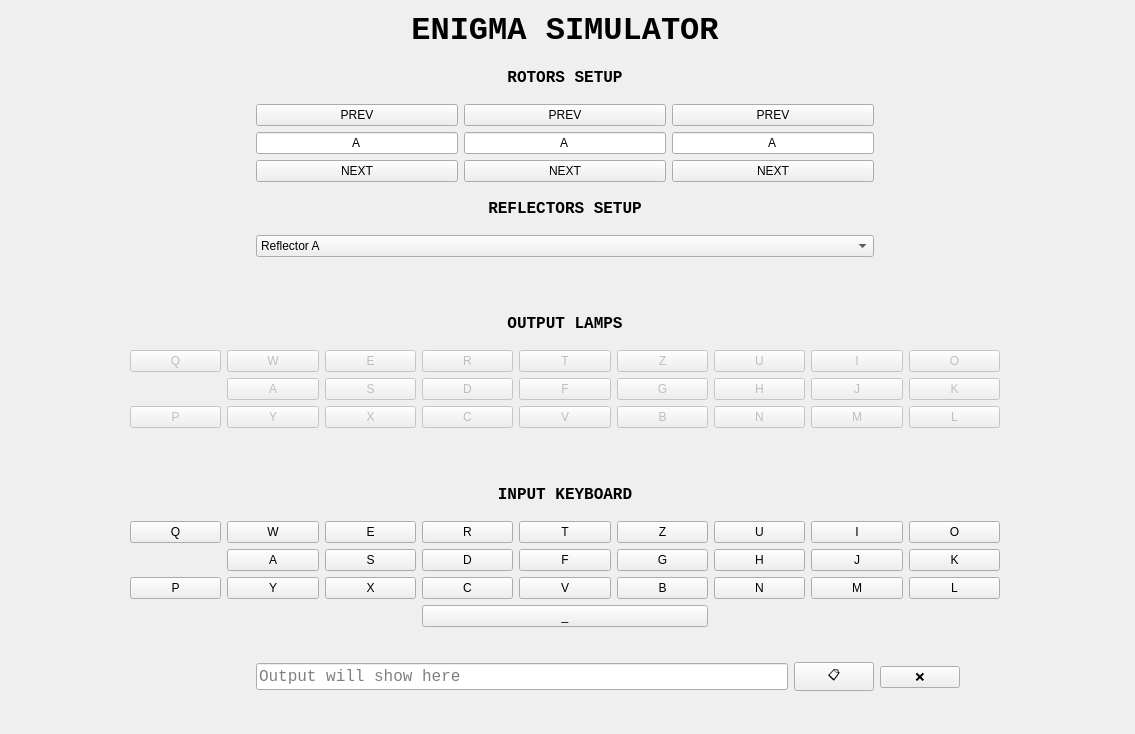
This is mainwindow.ui in Byenio/enigma-cpp as Qt 5 draws it before an edit. The edited form follows.
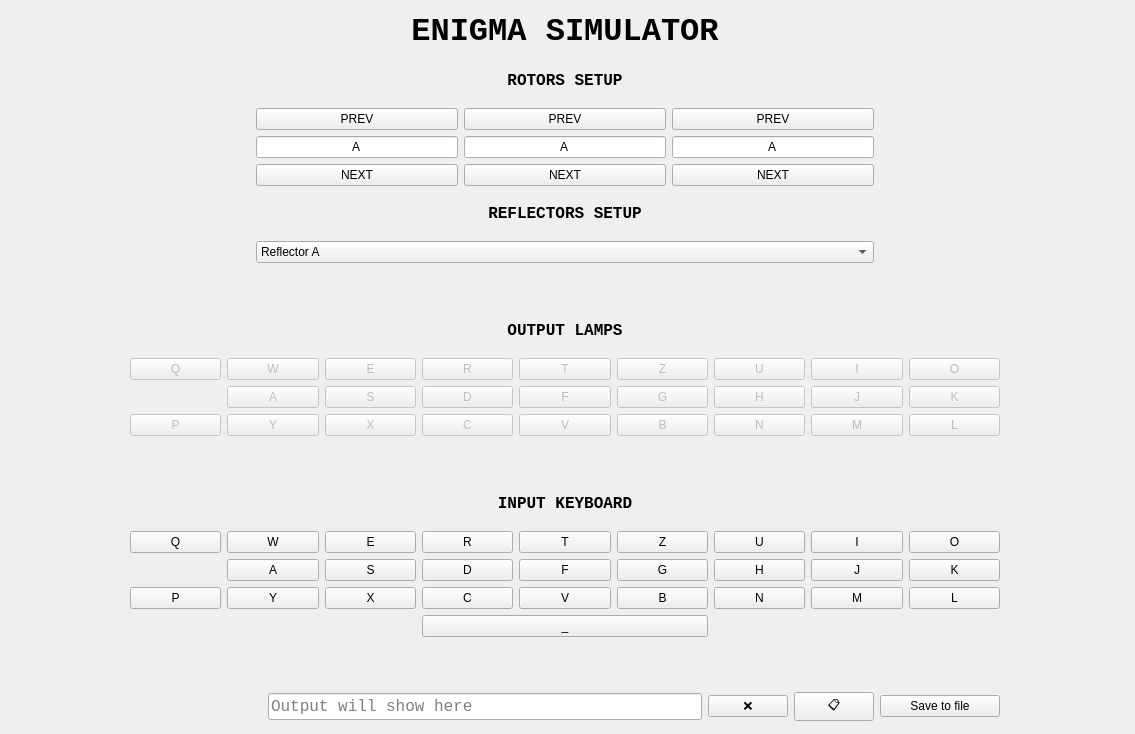
This is the edited form.

Commit message: feat: add save to file button

```diff
--- a/mainwindow.ui
+++ b/mainwindow.ui
@@ -30,6 +30,439 @@
      </rect>
     </property>
     <layout class="QGridLayout" name="gridLayout">
+     <item row="2" column="0">
+      <spacer name="horizontalSpacer_5">
+       <property name="orientation">
+        <enum>Qt::Horizontal</enum>
+       </property>
+       <property name="sizeType">
+        <enum>QSizePolicy::Fixed</enum>
+       </property>
+       <property name="sizeHint" stdset="0">
+        <size>
+         <width>120</width>
+         <height>20</height>
+        </size>
+       </property>
+      </spacer>
+     </item>
+     <item row="9" column="2" colspan="5">
+      <spacer name="verticalSpacer_3">
+       <property name="orientation">
+        <enum>Qt::Vertical</enum>
+       </property>
+       <property name="sizeType">
+        <enum>QSizePolicy::Preferred</enum>
+       </property>
+       <property name="sizeHint" stdset="0">
+        <size>
+         <width>20</width>
+         <height>40</height>
+        </size>
+       </property>
+      </spacer>
+     </item>
+     <item row="2" column="7">
+      <spacer name="horizontalSpacer_2">
+       <property name="orientation">
+        <enum>Qt::Horizontal</enum>
+       </property>
+       <property name="sizeType">
+        <enum>QSizePolicy::Fixed</enum>
+       </property>
+       <property name="sizeHint" stdset="0">
+        <size>
+         <width>120</width>
+         <height>20</height>
+        </size>
+       </property>
+      </spacer>
+     </item>
+     <item row="5" column="2" colspan="5">
+      <widget class="QComboBox" name="reflector_choice">
+       <property name="currentIndex">
+        <number>0</number>
+       </property>
+       <property name="placeholderText">
+        <string>Choose a reflector</string>
+       </property>
+       <item>
+        <property name="text">
+         <string>Reflector A</string>
+        </property>
+       </item>
+       <item>
+        <property name="text">
+         <string>Reflector B</string>
+        </property>
+       </item>
+       <item>
+        <property name="text">
+         <string>Reflector C</string>
+        </property>
+       </item>
+      </widget>
+     </item>
+     <item row="11" column="1" colspan="7">
+      <layout class="QGridLayout" name="KEYBOARD">
+       <item row="1" column="2">
+        <widget class="QPushButton" name="iS">
+         <property name="text">
+          <string>S</string>
+         </property>
+        </widget>
+       </item>
+       <item row="0" column="8">
+        <widget class="QPushButton" name="iO">
+         <property name="text">
+          <string>O</string>
+         </property>
+        </widget>
+       </item>
+       <item row="0" column="6">
+        <widget class="QPushButton" name="iU">
+         <property name="text">
+          <string>U</string>
+         </property>
+        </widget>
+       </item>
+       <item row="2" column="1">
+        <widget class="QPushButton" name="iY">
+         <property name="text">
+          <string>Y</string>
+         </property>
+        </widget>
+       </item>
+       <item row="1" column="4">
+        <widget class="QPushButton" name="iF">
+         <property name="text">
+          <string>F</string>
+         </property>
+        </widget>
+       </item>
+       <item row="2" column="2">
+        <widget class="QPushButton" name="iX">
+         <property name="text">
+          <string>X</string>
+         </property>
+        </widget>
+       </item>
+       <item row="2" column="5">
+        <widget class="QPushButton" name="iB">
+         <property name="text">
+          <string>B</string>
+         </property>
+        </widget>
+       </item>
+       <item row="1" column="7">
+        <widget class="QPushButton" name="iJ">
+         <property name="text">
+          <string>J</string>
+         </property>
+        </widget>
+       </item>
+       <item row="0" column="2">
+        <widget class="QPushButton" name="iE">
+         <property name="text">
+          <string>E</string>
+         </property>
+        </widget>
+       </item>
+       <item row="2" column="7">
+        <widget class="QPushButton" name="iM">
+         <property name="text">
+          <string>M</string>
+         </property>
+        </widget>
+       </item>
+       <item row="2" column="0">
+        <widget class="QPushButton" name="iP">
+         <property name="text">
+          <string>P</string>
+         </property>
+        </widget>
+       </item>
+       <item row="0" column="5">
+        <widget class="QPushButton" name="iZ">
+         <property name="text">
+          <string>Z</string>
+         </property>
+        </widget>
+       </item>
+       <item row="1" column="6">
+        <widget class="QPushButton" name="iH">
+         <property name="text">
+          <string>H</string>
+         </property>
+        </widget>
+       </item>
+       <item row="3" column="3" colspan="3">
+        <widget class="QPushButton" name="iSpace">
+         <property name="text">
+          <string>_</string>
+         </property>
+        </widget>
+       </item>
+       <item row="0" column="0">
+        <widget class="QPushButton" name="iQ">
+         <property name="text">
+          <string>Q</string>
+         </property>
+        </widget>
+       </item>
+       <item row="2" column="6">
+        <widget class="QPushButton" name="iN">
+         <property name="text">
+          <string>N</string>
+         </property>
+        </widget>
+       </item>
+       <item row="1" column="1">
+        <widget class="QPushButton" name="iA">
+         <property name="text">
+          <string>A</string>
+         </property>
+        </widget>
+       </item>
+       <item row="0" column="7">
+        <widget class="QPushButton" name="iI">
+         <property name="text">
+          <string>I</string>
+         </property>
+        </widget>
+       </item>
+       <item row="2" column="8">
+        <widget class="QPushButton" name="iL">
+         <property name="text">
+          <string>L</string>
+         </property>
+        </widget>
+       </item>
+       <item row="1" column="5">
+        <widget class="QPushButton" name="iG">
+         <property name="text">
+          <string>G</string>
+         </property>
+        </widget>
+       </item>
+       <item row="2" column="3">
+        <widget class="QPushButton" name="iC">
+         <property name="text">
+          <string>C</string>
+         </property>
+        </widget>
+       </item>
+       <item row="2" column="4">
+        <widget class="QPushButton" name="iV">
+         <property name="text">
+          <string>V</string>
+         </property>
+        </widget>
+       </item>
+       <item row="0" column="4">
+        <widget class="QPushButton" name="iT">
+         <property name="text">
+          <string>T</string>
+         </property>
+        </widget>
+       </item>
+       <item row="1" column="8">
+        <widget class="QPushButton" name="iK">
+         <property name="text">
+          <string>K</string>
+         </property>
+        </widget>
+       </item>
+       <item row="1" column="3">
+        <widget class="QPushButton" name="iD">
+         <property name="text">
+          <string>D</string>
+         </property>
+        </widget>
+       </item>
+       <item row="0" column="1">
+        <widget class="QPushButton" name="iW">
+         <property name="text">
+          <string>W</string>
+         </property>
+        </widget>
+       </item>
+       <item row="0" column="3">
+        <widget class="QPushButton" name="iR">
+         <property name="text">
+          <string>R</string>
+         </property>
+        </widget>
+       </item>
+      </layout>
+     </item>
+     <item row="2" column="8">
+      <spacer name="horizontalSpacer_4">
+       <property name="orientation">
+        <enum>Qt::Horizontal</enum>
+       </property>
+       <property name="sizeType">
+        <enum>QSizePolicy::Fixed</enum>
+       </property>
+       <property name="sizeHint" stdset="0">
+        <size>
+         <width>120</width>
+         <height>20</height>
+        </size>
+       </property>
+      </spacer>
+     </item>
+     <item row="6" column="2" colspan="5">
+      <spacer name="verticalSpacer_4">
+       <property name="orientation">
+        <enum>Qt::Vertical</enum>
+       </property>
+       <property name="sizeType">
+        <enum>QSizePolicy::Preferred</enum>
+       </property>
+       <property name="sizeHint" stdset="0">
+        <size>
+         <width>20</width>
+         <height>40</height>
+        </size>
+       </property>
+      </spacer>
+     </item>
+     <item row="13" column="1" rowspan="2">
+      <spacer name="verticalSpacer_2">
+       <property name="orientation">
+        <enum>Qt::Vertical</enum>
+       </property>
+       <property name="sizeType">
+        <enum>QSizePolicy::Preferred</enum>
+       </property>
+       <property name="sizeHint" stdset="0">
+        <size>
+         <width>20</width>
+         <height>60</height>
+        </size>
+       </property>
+      </spacer>
+     </item>
+     <item row="1" column="2" colspan="5">
+      <widget class="QLabel" name="label_2">
+       <property name="font">
+        <font>
+         <family>Consolas</family>
+         <pointsize>12</pointsize>
+         <bold>true</bold>
+        </font>
+       </property>
+       <property name="text">
+        <string>ROTORS SETUP</string>
+       </property>
+       <property name="alignment">
+        <set>Qt::AlignCenter</set>
+       </property>
+      </widget>
+     </item>
+     <item row="2" column="2" colspan="5">
+      <layout class="QGridLayout" name="ROTORS">
+       <item row="3" column="3">
+        <widget class="QPushButton" name="nextB">
+         <property name="text">
+          <string>NEXT</string>
+         </property>
+        </widget>
+       </item>
+       <item row="3" column="2">
+        <widget class="QPushButton" name="nextC">
+         <property name="text">
+          <string>NEXT</string>
+         </property>
+        </widget>
+       </item>
+       <item row="1" column="3">
+        <widget class="QPushButton" name="prevB">
+         <property name="text">
+          <string>PREV</string>
+         </property>
+        </widget>
+       </item>
+       <item row="2" column="2">
+        <widget class="QLineEdit" name="rotorC">
+         <property name="text">
+          <string>A</string>
+         </property>
+         <property name="alignment">
+          <set>Qt::AlignCenter</set>
+         </property>
+         <property name="readOnly">
+          <bool>true</bool>
+         </property>
+        </widget>
+       </item>
+       <item row="2" column="4">
+        <widget class="QLineEdit" name="rotorA">
+         <property name="text">
+          <string>A</string>
+         </property>
+         <property name="alignment">
+          <set>Qt::AlignCenter</set>
+         </property>
+         <property name="readOnly">
+          <bool>true</bool>
+         </property>
+        </widget>
+       </item>
+       <item row="1" column="2">
+        <widget class="QPushButton" name="prevC">
+         <property name="text">
+          <string>PREV</string>
+         </property>
+        </widget>
+       </item>
+       <item row="3" column="4">
+        <widget class="QPushButton" name="nextA">
+         <property name="text">
+          <string>NEXT</string>
+         </property>
+        </widget>
+       </item>
+       <item row="1" column="4">
+        <widget class="QPushButton" name="prevA">
+         <property name="text">
+          <string>PREV</string>
+         </property>
+        </widget>
+       </item>
+       <item row="2" column="3">
+        <widget class="QLineEdit" name="rotorB">
+         <property name="text">
+          <string>A</string>
+         </property>
+         <property name="alignment">
+          <set>Qt::AlignCenter</set>
+         </property>
+         <property name="readOnly">
+          <bool>true</bool>
+         </property>
+        </widget>
+       </item>
+      </layout>
+     </item>
+     <item row="4" column="2" colspan="5">
+      <widget class="QLabel" name="label_5">
+       <property name="font">
+        <font>
+         <family>Consolas</family>
+         <pointsize>12</pointsize>
+         <bold>true</bold>
+        </font>
+       </property>
+       <property name="text">
+        <string>REFLECTORS SETUP</string>
+       </property>
+       <property name="alignment">
+        <set>Qt::AlignCenter</set>
+       </property>
+      </widget>
+     </item>
      <item row="2" column="1">
       <spacer name="horizontalSpacer_3">
        <property name="orientation">
@@ -46,7 +479,54 @@
        </property>
       </spacer>
      </item>
-     <item row="8" column="1" colspan="4">
+     <item row="10" column="2" colspan="5">
+      <widget class="QLabel" name="label_4">
+       <property name="font">
+        <font>
+         <family>Consolas</family>
+         <pointsize>12</pointsize>
+         <bold>true</bold>
+        </font>
+       </property>
+       <property name="text">
+        <string>INPUT KEYBOARD</string>
+       </property>
+       <property name="alignment">
+        <set>Qt::AlignCenter</set>
+       </property>
+      </widget>
+     </item>
+     <item row="14" column="5">
+      <widget class="QPushButton" name="reset">
+       <property name="sizePolicy">
+        <sizepolicy hsizetype="Fixed" vsizetype="Fixed">
+         <horstretch>0</horstretch>
+         <verstretch>0</verstretch>
+        </sizepolicy>
+       </property>
+       <property name="text">
+        <string>❌</string>
+       </property>
+      </widget>
+     </item>
+     <item row="7" column="2" colspan="5">
+      <widget class="QLabel" name="label_3">
+       <property name="font">
+        <font>
+         <family>Consolas</family>
+         <pointsize>12</pointsize>
+         <bold>true</bold>
+        </font>
+       </property>
+       <property name="text">
+        <string>OUTPUT LAMPS</string>
+       </property>
+       <property name="alignment">
+        <set>Qt::AlignCenter</set>
+       </property>
+      </widget>
+     </item>
+     <item row="8" column="1" colspan="7">
       <layout class="QGridLayout" name="LEDPanel">
        <item row="2" column="0">
         <widget class="QPushButton" name="P">
@@ -388,129 +868,7 @@
        </item>
       </layout>
      </item>
-     <item row="12" column="1" rowspan="2">
-      <spacer name="verticalSpacer_2">
-       <property name="orientation">
-        <enum>Qt::Vertical</enum>
-       </property>
-       <property name="sizeType">
-        <enum>QSizePolicy::Preferred</enum>
-       </property>
-       <property name="sizeHint" stdset="0">
-        <size>
-         <width>20</width>
-         <height>60</height>
-        </size>
-       </property>
-      </spacer>
-     </item>
-     <item row="10" column="2" colspan="2">
-      <widget class="QLabel" name="label_4">
-       <property name="font">
-        <font>
-         <family>Consolas</family>
-         <pointsize>12</pointsize>
-         <bold>true</bold>
-        </font>
-       </property>
-       <property name="text">
-        <string>INPUT KEYBOARD</string>
-       </property>
-       <property name="alignment">
-        <set>Qt::AlignCenter</set>
-       </property>
-      </widget>
-     </item>
-     <item row="5" column="2" colspan="2">
-      <widget class="QComboBox" name="reflector_choice">
-       <property name="currentIndex">
-        <number>0</number>
-       </property>
-       <property name="placeholderText">
-        <string>Choose a reflector</string>
-       </property>
-       <item>
-        <property name="text">
-         <string>Reflector A</string>
-        </property>
-       </item>
-       <item>
-        <property name="text">
-         <string>Reflector B</string>
-        </property>
-       </item>
-       <item>
-        <property name="text">
-         <string>Reflector C</string>
-        </property>
-       </item>
-      </widget>
-     </item>
-     <item row="2" column="5">
-      <spacer name="horizontalSpacer_4">
-       <property name="orientation">
-        <enum>Qt::Horizontal</enum>
-       </property>
-       <property name="sizeType">
-        <enum>QSizePolicy::Fixed</enum>
-       </property>
-       <property name="sizeHint" stdset="0">
-        <size>
-         <width>120</width>
-         <height>20</height>
-        </size>
-       </property>
-      </spacer>
-     </item>
-     <item row="6" column="2" colspan="2">
-      <spacer name="verticalSpacer_4">
-       <property name="orientation">
-        <enum>Qt::Vertical</enum>
-       </property>
-       <property name="sizeType">
-        <enum>QSizePolicy::Preferred</enum>
-       </property>
-       <property name="sizeHint" stdset="0">
-        <size>
-         <width>20</width>
-         <height>40</height>
-        </size>
-       </property>
-      </spacer>
-     </item>
-     <item row="9" column="2" colspan="2">
-      <spacer name="verticalSpacer_3">
-       <property name="orientation">
-        <enum>Qt::Vertical</enum>
-       </property>
-       <property name="sizeType">
-        <enum>QSizePolicy::Preferred</enum>
-       </property>
-       <property name="sizeHint" stdset="0">
-        <size>
-         <width>20</width>
-         <height>40</height>
-        </size>
-       </property>
-      </spacer>
-     </item>
-     <item row="12" column="3" rowspan="2">
-      <widget class="QPushButton" name="copyClipboard">
-       <property name="sizePolicy">
-        <sizepolicy hsizetype="Fixed" vsizetype="Fixed">
-         <horstretch>0</horstretch>
-         <verstretch>0</verstretch>
-        </sizepolicy>
-       </property>
-       <property name="cursor">
-        <cursorShape>PointingHandCursor</cursorShape>
-       </property>
-       <property name="text">
-        <string>📋</string>
-       </property>
-      </widget>
-     </item>
-     <item row="0" column="2" colspan="2">
+     <item row="0" column="2" colspan="5">
       <widget class="QLabel" name="label">
        <property name="font">
         <font>
@@ -536,7 +894,7 @@
        </property>
       </widget>
      </item>
-     <item row="12" column="2" rowspan="2">
+     <item row="14" column="4">
       <widget class="QLineEdit" name="output">
        <property name="baseSize">
         <size>
@@ -558,369 +916,8 @@
        </property>
       </widget>
      </item>
-     <item row="2" column="2" colspan="2">
-      <layout class="QGridLayout" name="ROTORS">
-       <item row="3" column="3">
-        <widget class="QPushButton" name="nextB">
-         <property name="text">
-          <string>NEXT</string>
-         </property>
-        </widget>
-       </item>
-       <item row="3" column="2">
-        <widget class="QPushButton" name="nextC">
-         <property name="text">
-          <string>NEXT</string>
-         </property>
-        </widget>
-       </item>
-       <item row="1" column="3">
-        <widget class="QPushButton" name="prevB">
-         <property name="text">
-          <string>PREV</string>
-         </property>
-        </widget>
-       </item>
-       <item row="2" column="2">
-        <widget class="QLineEdit" name="rotorC">
-         <property name="text">
-          <string>A</string>
-         </property>
-         <property name="alignment">
-          <set>Qt::AlignCenter</set>
-         </property>
-         <property name="readOnly">
-          <bool>true</bool>
-         </property>
-        </widget>
-       </item>
-       <item row="2" column="4">
-        <widget class="QLineEdit" name="rotorA">
-         <property name="text">
-          <string>A</string>
-         </property>
-         <property name="alignment">
-          <set>Qt::AlignCenter</set>
-         </property>
-         <property name="readOnly">
-          <bool>true</bool>
-         </property>
-        </widget>
-       </item>
-       <item row="1" column="2">
-        <widget class="QPushButton" name="prevC">
-         <property name="text">
-          <string>PREV</string>
-         </property>
-        </widget>
-       </item>
-       <item row="3" column="4">
-        <widget class="QPushButton" name="nextA">
-         <property name="text">
-          <string>NEXT</string>
-         </property>
-        </widget>
-       </item>
-       <item row="1" column="4">
-        <widget class="QPushButton" name="prevA">
-         <property name="text">
-          <string>PREV</string>
-         </property>
-        </widget>
-       </item>
-       <item row="2" column="3">
-        <widget class="QLineEdit" name="rotorB">
-         <property name="text">
-          <string>A</string>
-         </property>
-         <property name="alignment">
-          <set>Qt::AlignCenter</set>
-         </property>
-         <property name="readOnly">
-          <bool>true</bool>
-         </property>
-        </widget>
-       </item>
-      </layout>
-     </item>
-     <item row="4" column="2" colspan="2">
-      <widget class="QLabel" name="label_5">
-       <property name="font">
-        <font>
-         <family>Consolas</family>
-         <pointsize>12</pointsize>
-         <bold>true</bold>
-        </font>
-       </property>
-       <property name="text">
-        <string>REFLECTORS SETUP</string>
-       </property>
-       <property name="alignment">
-        <set>Qt::AlignCenter</set>
-       </property>
-      </widget>
-     </item>
-     <item row="11" column="1" colspan="4">
-      <layout class="QGridLayout" name="KEYBOARD">
-       <item row="1" column="2">
-        <widget class="QPushButton" name="iS">
-         <property name="text">
-          <string>S</string>
-         </property>
-        </widget>
-       </item>
-       <item row="0" column="8">
-        <widget class="QPushButton" name="iO">
-         <property name="text">
-          <string>O</string>
-         </property>
-        </widget>
-       </item>
-       <item row="0" column="6">
-        <widget class="QPushButton" name="iU">
-         <property name="text">
-          <string>U</string>
-         </property>
-        </widget>
-       </item>
-       <item row="2" column="1">
-        <widget class="QPushButton" name="iY">
-         <property name="text">
-          <string>Y</string>
-         </property>
-        </widget>
-       </item>
-       <item row="1" column="4">
-        <widget class="QPushButton" name="iF">
-         <property name="text">
-          <string>F</string>
-         </property>
-        </widget>
-       </item>
-       <item row="2" column="2">
-        <widget class="QPushButton" name="iX">
-         <property name="text">
-          <string>X</string>
-         </property>
-        </widget>
-       </item>
-       <item row="2" column="5">
-        <widget class="QPushButton" name="iB">
-         <property name="text">
-          <string>B</string>
-         </property>
-        </widget>
-       </item>
-       <item row="1" column="7">
-        <widget class="QPushButton" name="iJ">
-         <property name="text">
-          <string>J</string>
-         </property>
-        </widget>
-       </item>
-       <item row="0" column="2">
-        <widget class="QPushButton" name="iE">
-         <property name="text">
-          <string>E</string>
-         </property>
-        </widget>
-       </item>
-       <item row="2" column="7">
-        <widget class="QPushButton" name="iM">
-         <property name="text">
-          <string>M</string>
-         </property>
-        </widget>
-       </item>
-       <item row="2" column="0">
-        <widget class="QPushButton" name="iP">
-         <property name="text">
-          <string>P</string>
-         </property>
-        </widget>
-       </item>
-       <item row="0" column="5">
-        <widget class="QPushButton" name="iZ">
-         <property name="text">
-          <string>Z</string>
-         </property>
-        </widget>
-       </item>
-       <item row="1" column="6">
-        <widget class="QPushButton" name="iH">
-         <property name="text">
-          <string>H</string>
-         </property>
-        </widget>
-       </item>
-       <item row="3" column="3" colspan="3">
-        <widget class="QPushButton" name="iSpace">
-         <property name="text">
-          <string>_</string>
-         </property>
-        </widget>
-       </item>
-       <item row="0" column="0">
-        <widget class="QPushButton" name="iQ">
-         <property name="text">
-          <string>Q</string>
-         </property>
-        </widget>
-       </item>
-       <item row="2" column="6">
-        <widget class="QPushButton" name="iN">
-         <property name="text">
-          <string>N</string>
-         </property>
-        </widget>
-       </item>
-       <item row="1" column="1">
-        <widget class="QPushButton" name="iA">
-         <property name="text">
-          <string>A</string>
-         </property>
-        </widget>
-       </item>
-       <item row="0" column="7">
-        <widget class="QPushButton" name="iI">
-         <property name="text">
-          <string>I</string>
-         </property>
-        </widget>
-       </item>
-       <item row="2" column="8">
-        <widget class="QPushButton" name="iL">
-         <property name="text">
-          <string>L</string>
-         </property>
-        </widget>
-       </item>
-       <item row="1" column="5">
-        <widget class="QPushButton" name="iG">
-         <property name="text">
-          <string>G</string>
-         </property>
-        </widget>
-       </item>
-       <item row="2" column="3">
-        <widget class="QPushButton" name="iC">
-         <property name="text">
-          <string>C</string>
-         </property>
-        </widget>
-       </item>
-       <item row="2" column="4">
-        <widget class="QPushButton" name="iV">
-         <property name="text">
-          <string>V</string>
-         </property>
-        </widget>
-       </item>
-       <item row="0" column="4">
-        <widget class="QPushButton" name="iT">
-         <property name="text">
-          <string>T</string>
-         </property>
-        </widget>
-       </item>
-       <item row="1" column="8">
-        <widget class="QPushButton" name="iK">
-         <property name="text">
-          <string>K</string>
-         </property>
-        </widget>
-       </item>
-       <item row="1" column="3">
-        <widget class="QPushButton" name="iD">
-         <property name="text">
-          <string>D</string>
-         </property>
-        </widget>
-       </item>
-       <item row="0" column="1">
-        <widget class="QPushButton" name="iW">
-         <property name="text">
-          <string>W</string>
-         </property>
-        </widget>
-       </item>
-       <item row="0" column="3">
-        <widget class="QPushButton" name="iR">
-         <property name="text">
-          <string>R</string>
-         </property>
-        </widget>
-       </item>
-      </layout>
-     </item>
-     <item row="1" column="2" colspan="2">
-      <widget class="QLabel" name="label_2">
-       <property name="font">
-        <font>
-         <family>Consolas</family>
-         <pointsize>12</pointsize>
-         <bold>true</bold>
-        </font>
-       </property>
-       <property name="text">
-        <string>ROTORS SETUP</string>
-       </property>
-       <property name="alignment">
-        <set>Qt::AlignCenter</set>
-       </property>
-      </widget>
-     </item>
-     <item row="2" column="0">
-      <spacer name="horizontalSpacer_5">
-       <property name="orientation">
-        <enum>Qt::Horizontal</enum>
-       </property>
-       <property name="sizeType">
-        <enum>QSizePolicy::Fixed</enum>
-       </property>
-       <property name="sizeHint" stdset="0">
-        <size>
-         <width>120</width>
-         <height>20</height>
-        </size>
-       </property>
-      </spacer>
-     </item>
-     <item row="2" column="4">
-      <spacer name="horizontalSpacer_2">
-       <property name="orientation">
-        <enum>Qt::Horizontal</enum>
-       </property>
-       <property name="sizeType">
-        <enum>QSizePolicy::Fixed</enum>
-       </property>
-       <property name="sizeHint" stdset="0">
-        <size>
-         <width>120</width>
-         <height>20</height>
-        </size>
-       </property>
-      </spacer>
-     </item>
-     <item row="7" column="2" colspan="2">
-      <widget class="QLabel" name="label_3">
-       <property name="font">
-        <font>
-         <family>Consolas</family>
-         <pointsize>12</pointsize>
-         <bold>true</bold>
-        </font>
-       </property>
-       <property name="text">
-        <string>OUTPUT LAMPS</string>
-       </property>
-       <property name="alignment">
-        <set>Qt::AlignCenter</set>
-       </property>
-      </widget>
-     </item>
-     <item row="12" column="4" rowspan="2">
-      <widget class="QPushButton" name="reset">
+     <item row="14" column="6">
+      <widget class="QPushButton" name="copyClipboard">
        <property name="sizePolicy">
         <sizepolicy hsizetype="Fixed" vsizetype="Fixed">
          <horstretch>0</horstretch>
@@ -928,7 +925,14 @@
         </sizepolicy>
        </property>
        <property name="text">
-        <string>❌</string>
+        <string>📋</string>
+       </property>
+      </widget>
+     </item>
+     <item row="14" column="7">
+      <widget class="QPushButton" name="saveToFileBtn">
+       <property name="text">
+        <string>Save to file</string>
        </property>
       </widget>
      </item>
```
Left out of the diff: 3 changed lines with no effect on the pictures. The commit also changes 3 other files.
